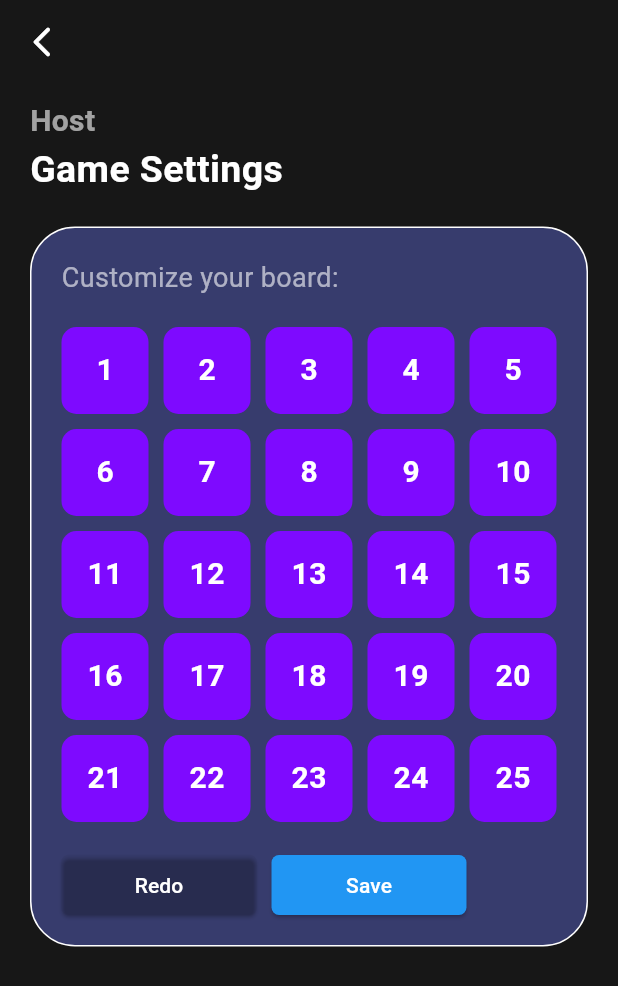
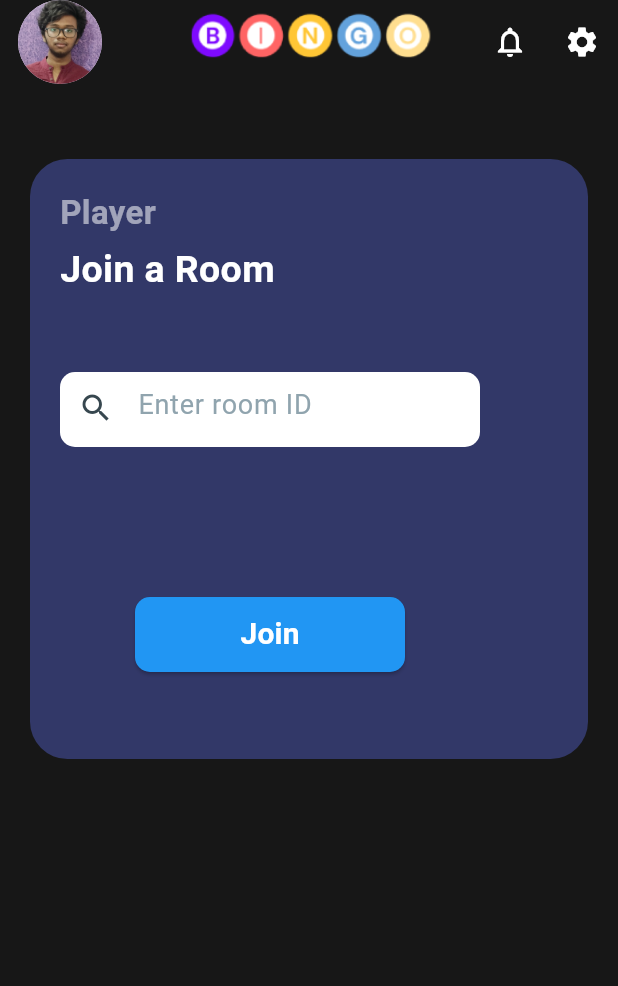
Before and after one commit to nithish25kumar/bingo-game-app, a Flutter app: the screen it shows after launch, on a phone screen of 412 x 824 dp. Shown: the top 986 px of the screen. Run offline on Flutter 3.47's test engine with Material 3 defaults, Android fonts, the light colour scheme and no system bars.

Commit message:
feat : Added joinroom screen to enter room id and join the room

```diff
--- a/lib/main.dart
+++ b/lib/main.dart
@@ -1,4 +1,5 @@
 import 'package:bingo/repositary/screens/gameSettings/customizeBoard.dart';
+import 'package:bingo/repositary/screens/joinroom/joinroom.dart';
 import 'package:bingo/repositary/screens/room/room.dart';
 import 'package:bingo/repositary/screens/splashpage/splashscreen.dart';
 import 'package:flutter/material.dart';
@@ -18,7 +19,7 @@ class MyApp extends StatelessWidget {
       theme: ThemeData(
         colorScheme: ColorScheme.fromSeed(seedColor: Colors.deepPurple),
       ),
-      home: Customizeboard(),
+      home: Joinroom(),
     );
   }
 }
--- a/lib/repositary/screens/gameSettings/gameSettings.dart
+++ b/lib/repositary/screens/gameSettings/gameSettings.dart
@@ -1,3 +1,4 @@
+import 'package:bingo/repositary/screens/gameSettings/customizeBoard.dart';
 import 'package:flutter/material.dart';
 
 class Gamesettings extends StatefulWidget {
@@ -15,7 +16,10 @@ class _GamesettingsState extends State<Gamesettings> {
       appBar: AppBar(
         backgroundColor: Color(0xFF171717),
         leading: IconButton(
-            onPressed: () {},
+            onPressed: () {
+              Navigator.pushReplacement(
+                  context, MaterialPageRoute(builder: (_) => Customizeboard()));
+            },
             icon: Icon(
               Icons.arrow_back_ios_new,
               color: Colors.white,
--- /dev/null
+++ b/lib/repositary/screens/joinroom/joinroom.dart
@@ -0,0 +1,144 @@
+import 'package:bingo/repositary/screens/widgets/uihelper.dart';
+import 'package:flutter/material.dart';
+
+class Joinroom extends StatefulWidget {
+  @override
+  State<Joinroom> createState() => _JoinroomState();
+}
+
+class _JoinroomState extends State<Joinroom> {
+  TextEditingController roomIdcontroller = TextEditingController();
+
+  @override
+  Widget build(BuildContext context) {
+    return Scaffold(
+      backgroundColor: Color(0xFF171717),
+      appBar: AppBar(
+        backgroundColor: Color(0xFF171717),
+        leadingWidth: 80,
+        leading: Padding(
+          padding: EdgeInsets.only(left: 0),
+          child: Align(
+            alignment: Alignment.center,
+            child: CircleAvatar(
+              radius: 30,
+              backgroundImage: AssetImage("assets/images/nithish1.jpeg"),
+            ),
+          ),
+        ),
+        actions: [
+          Padding(
+            padding: EdgeInsets.only(left: 0),
+            child: Row(
+              children: [
+                IconButton(
+                  onPressed: () {},
+                  icon: Icon(
+                    Icons.notifications_none,
+                    color: Colors.white,
+                  ),
+                  padding: EdgeInsets.zero,
+                  constraints: BoxConstraints(),
+                ),
+                IconButton(
+                  onPressed: () {},
+                  icon: Icon(
+                    Icons.settings,
+                    color: Colors.white,
+                  ),
+                  padding: EdgeInsets.zero,
+                  constraints: BoxConstraints(),
+                )
+              ],
+            ),
+          )
+        ],
+        title: Uihelper.bingo(
+          imgurl: "bingo.png",
+          height: 40,
+          width: 120,
+        ),
+        centerTitle: true,
+      ),
+      body: Padding(
+        padding: const EdgeInsets.only(left: 20, right: 20, top: 50),
+        child: SingleChildScrollView(
+          child: Column(
+            children: [
+              Container(
+                height: 400,
+                width: double.infinity,
+                decoration: BoxDecoration(
+                    color: Color(
+                      0xff323868,
+                    ),
+                    borderRadius: BorderRadius.circular(25)),
+                child: Padding(
+                  padding: const EdgeInsets.only(top: 20, left: 20),
+                  child: Column(
+                    crossAxisAlignment: CrossAxisAlignment.start,
+                    children: [
+                      Text(
+                        "Player",
+                        style: TextStyle(
+                            color: Colors.white54,
+                            fontSize: 22,
+                            fontWeight: FontWeight.bold),
+                      ),
+                      SizedBox(
+                        height: 5,
+                      ),
+                      Text(
+                        "Join a Room",
+                        style: TextStyle(
+                            color: Colors.white,
+                            fontSize: 25,
+                            fontWeight: FontWeight.bold),
+                      ),
+                      SizedBox(
+                        height: 50,
+                      ),
+                      Uihelper.CustomTextField(
+                        controller: roomIdcontroller,
+                        text: "Enter room ID",
+                        textinputtype: TextInputType.number,
+                        context: context,
+                        icondata: Icons.search,
+                        onChanged: (value) {
+                          // You can handle search logic here
+                          print("Room ID entered: $value");
+                        },
+                      ),
+                      SizedBox(
+                        height: 100,
+                      ),
+                      Padding(
+                        padding: const EdgeInsets.only(left: 50),
+                        child: SizedBox(
+                          height: 50,
+                          width: 180,
+                          child: ElevatedButton(
+                              onPressed: () {},
+                              style: ElevatedButton.styleFrom(
+                                  backgroundColor: Colors.blue,
+                                  foregroundColor: Colors.white,
+                                  shape: RoundedRectangleBorder(
+                                      borderRadius: BorderRadius.circular(10))),
+                              child: Text(
+                                "Join",
+                                style: TextStyle(
+                                    fontSize: 20, fontWeight: FontWeight.bold),
+                              )),
+                        ),
+                      )
+                    ],
+                  ),
+                ),
+              )
+            ],
+          ),
+        ),
+      ),
+    );
+  }
+}
--- a/lib/repositary/screens/widgets/uihelper.dart
+++ b/lib/repositary/screens/widgets/uihelper.dart
@@ -24,6 +24,19 @@ class Uihelper {
       "assets/images/$imgurl",
       height: 200,
       width: 200,
+      fit: BoxFit.contain,
+    );
+  }
+
+  static Widget bingo({
+    required String imgurl,
+    double? height,
+    double? width,
+  }) {
+    return Image.asset(
+      "assets/images/$imgurl",
+      height: 300,
+      width: 500,
       fit: BoxFit.contain,
     );
   }
@@ -190,7 +203,7 @@ class Uihelper {
   }) {
     return Container(
       height: 50,
-      width: 320,
+      width: 280,
       decoration: BoxDecoration(
         color: Theme.of(context).brightness == Brightness.dark
             ? AppColors.textFieldDark
@@ -217,7 +230,7 @@ class Uihelper {
             color: Theme.of(context).brightness == Brightness.dark
                 ? AppColors.hintDark
                 : AppColors.hintLight,
-            fontSize: 14,
+            fontSize: 18,
           ),
           border: InputBorder.none,
         ),
```
Also changed, not shown: lib/repositary/screens/gameSettings/customizeBoard.dart (+10 -2 lines), lib/repositary/screens/multiplayer/multiplayer.dart (+13 -3 lines), lib/repositary/screens/selectmode/selectmode.dart (+29 -11 lines), lib/repositary/screens/card/win_or_lose/finishcard.dart (added), lib/repositary/screens/exit/exitcard.dart (added), lib/repositary/screens/friendrequest/invitefriends.dart (added), 1 other file.
